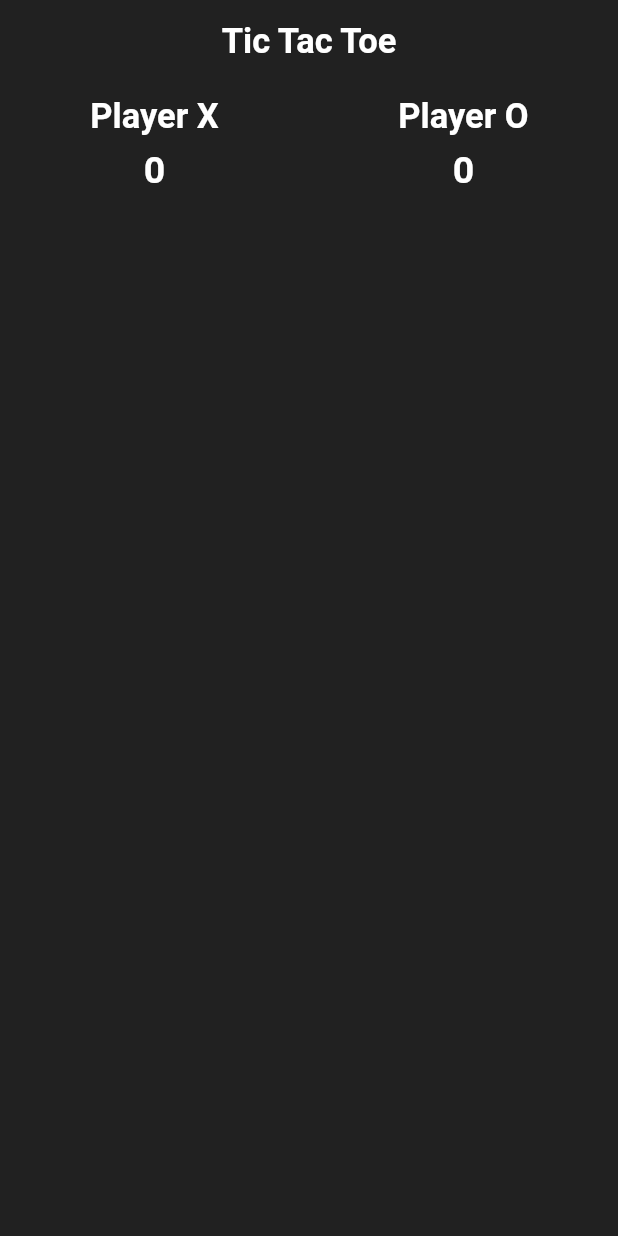
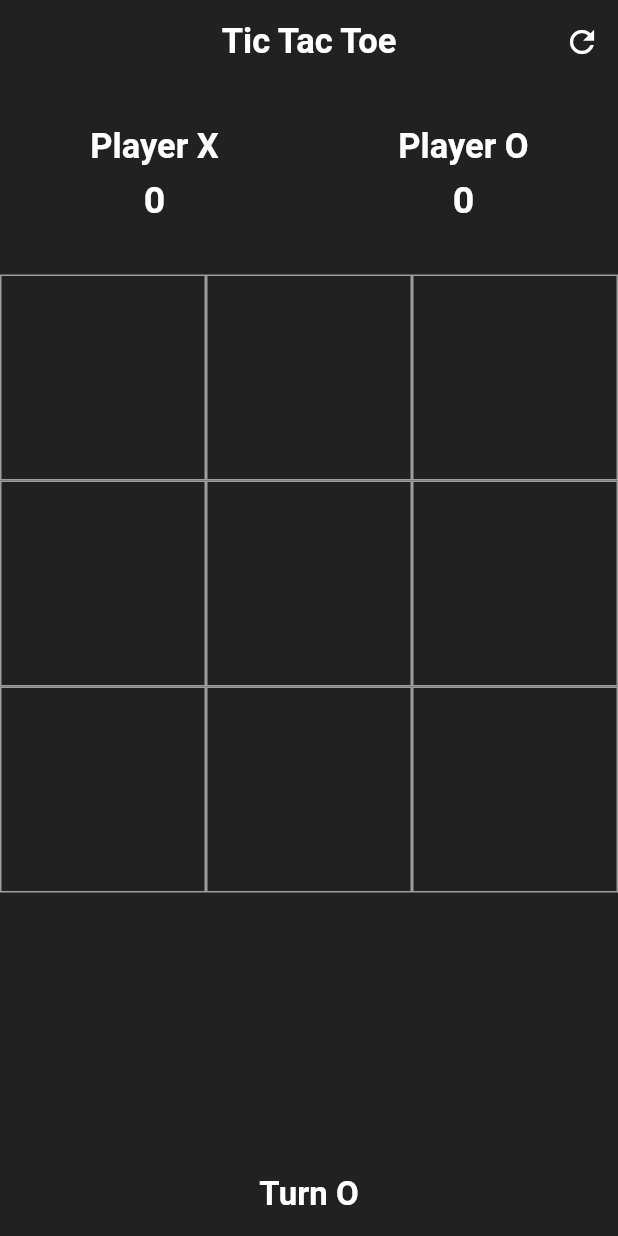
Before and after one commit to Amirreza-Khosravi/tic_tac_toe, a Flutter app: the screen it shows after launch, on a phone screen of 412 x 824 dp. Run offline on Flutter 3.47's test engine with Material 2 defaults, Android fonts, the phone set to English and light mode, and no system bars.

Commit message:
final commit

```diff
--- a/lib/home_page.dart
+++ b/lib/home_page.dart
@@ -1,13 +1,36 @@
 import 'package:flutter/material.dart';
 
-class HomePage extends StatelessWidget {
+class HomePage extends StatefulWidget {
   const HomePage({Key? key}) : super(key: key);
+
+  @override
+  State<HomePage> createState() => _HomePageState();
+}
+
+class _HomePageState extends State<HomePage> {
+  List<String> XorOlist = ['', '', '', '', '', '', '', '', ''];
+  bool isTurnO = true;
+  bool gameHasResult = false;
+  String winnerTitle = '';
+  int filledBoxes = 0;
+  int scoreX = 0;
+  int scoreO = 0;
 
   @override
   Widget build(BuildContext context) {
     return Scaffold(
       backgroundColor: Colors.grey[900],
       appBar: AppBar(
+        actions: [
+          IconButton(
+            onPressed: () {
+              setState(() {
+                clearGame();
+              });
+            },
+            icon: Icon(Icons.refresh),
+          ),
+        ],
         title: Text(
           'Tic Tac Toe',
           style: TextStyle(fontSize: 23, fontWeight: FontWeight.bold),
@@ -19,15 +42,118 @@ class HomePage extends StatelessWidget {
       body: SafeArea(
         child: Column(
           children: [
-            Column(
-              children: [
-                getScoreBord(),
-              ],
-            )
+            SizedBox(height: 20),
+            getScoreBord(),
+            SizedBox(height: 20),
+            getResultButton(),
+            SizedBox(height: 15),
+            getGrideView(),
+            getTurn(),
+            SizedBox(height: 15),
           ],
         ),
       ),
     );
+  }
+
+  void checkWinner() {
+    if (XorOlist[0] == XorOlist[1] &&
+        XorOlist[0] == XorOlist[2] &&
+        XorOlist[0] != '') {
+      setResult(XorOlist[0], 'Winner is ' + XorOlist[0]);
+      return;
+    }
+    if (XorOlist[3] == XorOlist[4] &&
+        XorOlist[3] == XorOlist[5] &&
+        XorOlist[3] != '') {
+      setResult(XorOlist[3], 'Winner is ' + XorOlist[3]);
+
+      return;
+    }
+    if (XorOlist[6] == XorOlist[7] &&
+        XorOlist[6] == XorOlist[8] &&
+        XorOlist[6] != '') {
+      setResult(XorOlist[6], 'Winner is ' + XorOlist[6]);
+      return;
+    }
+    if (XorOlist[0] == XorOlist[3] &&
+        XorOlist[0] == XorOlist[6] &&
+        XorOlist[0] != '') {
+      setResult(XorOlist[0], 'Winner is ' + XorOlist[0]);
+      return;
+    }
+    if (XorOlist[1] == XorOlist[4] &&
+        XorOlist[1] == XorOlist[7] &&
+        XorOlist[1] != '') {
+      setResult(XorOlist[1], 'Winner is ' + XorOlist[1]);
+      return;
+    }
+    if (XorOlist[2] == XorOlist[5] &&
+        XorOlist[2] == XorOlist[8] &&
+        XorOlist[2] != '') {
+      setResult(XorOlist[2], 'Winner is ' + XorOlist[2]);
+      return;
+    }
+    if (XorOlist[0] == XorOlist[4] &&
+        XorOlist[0] == XorOlist[8] &&
+        XorOlist[0] != '') {
+      setResult(XorOlist[0], 'Winner is ' + XorOlist[0]);
+      return;
+    }
+    if (XorOlist[2] == XorOlist[4] &&
+        XorOlist[2] == XorOlist[6] &&
+        XorOlist[2] != '') {
+      setResult(XorOlist[2], 'Winner is ' + XorOlist[2]);
+      return;
+    }
+    if (filledBoxes == 9) {
+      setResult('', 'Draw');
+    }
+  }
+
+  void setResult(String winner, String title) {
+    setState(() {
+      gameHasResult = true;
+      winnerTitle = title;
+      if (winner == 'X') {
+        scoreX = scoreX + 1;
+      } else if (winner == 'O') {
+        scoreO = scoreO + 1;
+      } else {
+        scoreO = scoreO + 0;
+        scoreX = scoreX + 0;
+      }
+    });
+  }
+
+  void tapped(int index) {
+    if (gameHasResult) {
+      return;
+    }
+    setState(() {
+      if (XorOlist[index] != '') {
+        return;
+      }
+      if (isTurnO) {
+        XorOlist[index] = 'O';
+        filledBoxes = filledBoxes + 1;
+      } else {
+        XorOlist[index] = 'X';
+        filledBoxes = filledBoxes + 1;
+      }
+      isTurnO = !isTurnO;
+      checkWinner();
+    });
+  }
+
+  void clearGame() {
+    setState(() {
+      for (int i = 0; i < XorOlist.length; i++) {
+        XorOlist[i] = '';
+      }
+      gameHasResult = false;
+    });
+    filledBoxes = 0;
   }
 
   Widget getScoreBord() {
@@ -47,7 +173,7 @@ class HomePage extends StatelessWidget {
                 ),
               ),
               Text(
-                '0',
+                '$scoreX',
                 style: TextStyle(
                     fontSize: 25,
                     fontWeight: FontWeight.bold,
@@ -70,7 +196,7 @@ class HomePage extends StatelessWidget {
                 ),
               ),
               Text(
-                '0',
+                '$scoreO',
                 style: TextStyle(
                     fontSize: 25,
                     fontWeight: FontWeight.bold,
@@ -82,4 +208,66 @@ class HomePage extends StatelessWidget {
       ],
     );
   }
+
+  Widget getResultButton() {
+    return Visibility(
+      visible: gameHasResult,
+      child: OutlinedButton(
+        style: OutlinedButton.styleFrom(
+            primary: Colors.white, side: BorderSide(color: Colors.white)),
+        onPressed: () {
+          setState(() {
+            clearGame();
+          });
+        },
+        child: Text(
+          '$winnerTitle, play again',
+          style: TextStyle(
+              color: Colors.white, fontSize: 20, fontWeight: FontWeight.bold),
+        ),
+      ),
+    );
+  }
+
+  Widget getGrideView() {
+    return Expanded(
+      child: GridView.builder(
+        gridDelegate:
+            SliverGridDelegateWithFixedCrossAxisCount(crossAxisCount: 3),
+        itemCount: 9,
+        itemBuilder: (BuildContext context, int index) {
+          return GestureDetector(
+            onTap: () {
+              tapped(index);
+            },
+            child: Container(
+              width: 10,
+              height: 10,
+              decoration: BoxDecoration(
+                border: Border.all(color: Colors.grey),
+              ),
+              child: Center(
+                child: Text(
+                  XorOlist[index],
+                  style: TextStyle(
+                    fontSize: 40,
+                    fontWeight: FontWeight.bold,
+                    color: XorOlist[index] == 'X' ? Colors.red : Colors.white,
+                  ),
+                ),
+              ),
+            ),
+          );
+        },
+      ),
+    );
+  }
+
+  Widget getTurn() {
+    return Text(
+      isTurnO ? 'Turn O' : 'Turn X',
+      style: TextStyle(
+          fontSize: 22, fontWeight: FontWeight.bold, color: Colors.white),
+    );
+  }
 }
```
